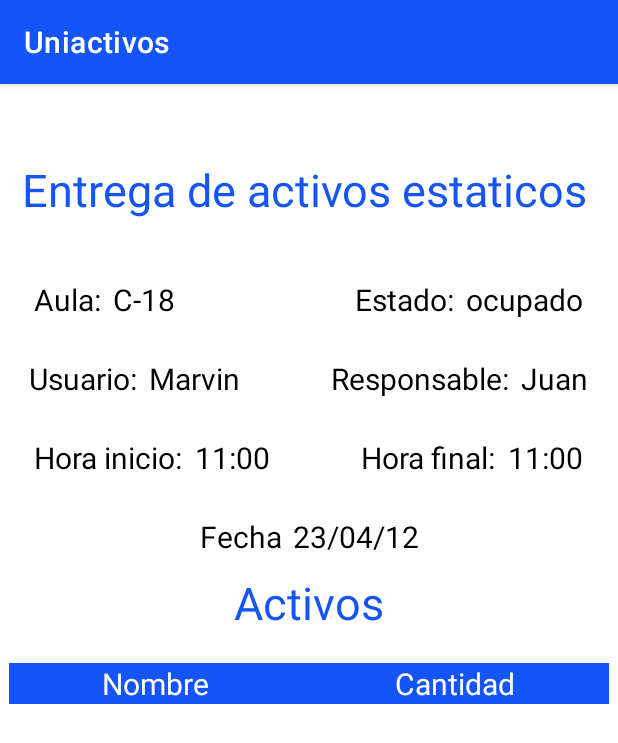
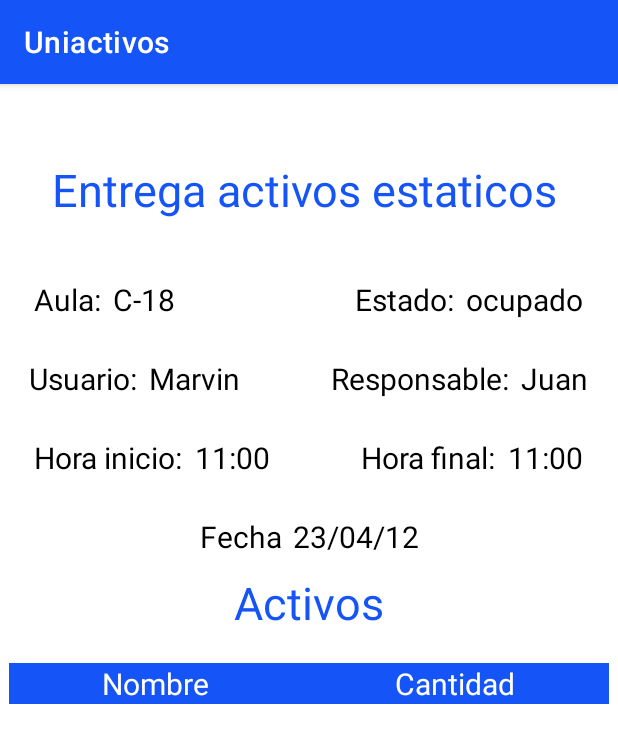
Before and after one commit to Fezk3/frontend-mov-siua-xray, an Android app: the screen it shows after launch (MainActivity), on a phone screen of 412 x 824 dp. Shown: the top 743 px of the screen. Run offline under Robolectric (Android 15) with nearby library versions, the phone set to English and light mode, and no system bars.

Commit message:
Finalizacion de static form teacher Closes #8

```diff
--- a/app/src/main/res/layout/fragment_teacher_static_form.xml
+++ b/app/src/main/res/layout/fragment_teacher_static_form.xml
@@ -14,7 +14,8 @@
         android:layout_height="wrap_content"
         android:layout_centerHorizontal="true"
         android:layout_marginTop="50sp"
-        android:text="  Entrega de activos estaticos"
+        android:layout_marginLeft="20sp"
+        android:text="  Entrega activos estaticos"
         android:textColor="@color/blue"
         android:textSize="30sp" />
 
```
